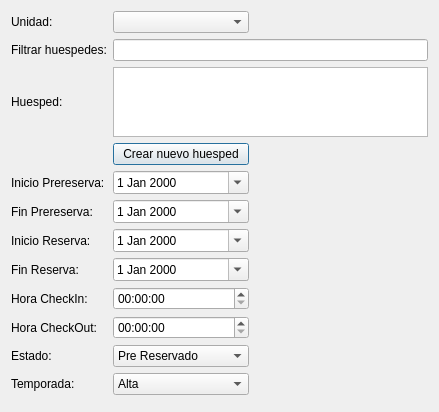
Before: the Qt Designer form src/ui/reserva.ui in leosmolas/conotels, drawn with Qt 5.
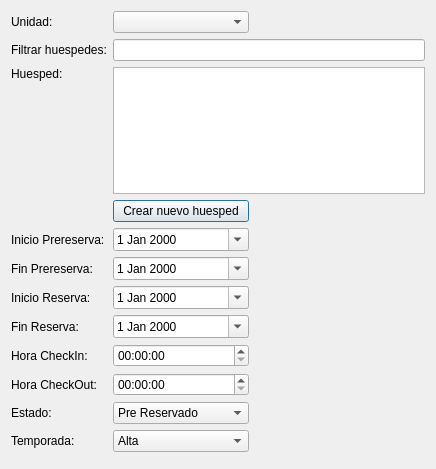
After: the same form once the commit is applied.

Commit message: Agregados los íconos que subió jony. Modifiqué una boludez de la ui de reserva

The edit to the form file:
```diff
--- a/src/ui/reserva.ui
+++ b/src/ui/reserva.ui
@@ -6,8 +6,8 @@
    <rect>
     <x>0</x>
     <y>0</y>
-    <width>439</width>
-    <height>389</height>
+    <width>436</width>
+    <height>469</height>
    </rect>
   </property>
   <property name="windowTitle">
@@ -36,93 +36,93 @@
      <item row="1" column="1" colspan="2">
       <widget class="QLineEdit" name="huespedLine"/>
      </item>
-     <item row="2" column="1" colspan="2">
+     <item row="2" column="1" rowspan="3" colspan="2">
       <widget class="QTableView" name="huespedView"/>
      </item>
-     <item row="4" column="0">
+     <item row="6" column="0">
       <widget class="QLabel" name="label_3">
        <property name="text">
         <string>Inicio Prereserva:</string>
        </property>
       </widget>
      </item>
-     <item row="4" column="1">
+     <item row="6" column="1">
       <widget class="QDateEdit" name="inicioPreDate">
        <property name="calendarPopup">
         <bool>true</bool>
        </property>
       </widget>
      </item>
-     <item row="5" column="0">
+     <item row="7" column="0">
       <widget class="QLabel" name="label_4">
        <property name="text">
         <string>Fin Prereserva:</string>
        </property>
       </widget>
      </item>
-     <item row="5" column="1">
+     <item row="7" column="1">
       <widget class="QDateEdit" name="finPreDate">
        <property name="calendarPopup">
         <bool>true</bool>
        </property>
       </widget>
      </item>
-     <item row="6" column="0">
+     <item row="8" column="0">
       <widget class="QLabel" name="label_5">
        <property name="text">
         <string>Inicio Reserva:</string>
        </property>
       </widget>
      </item>
-     <item row="6" column="1">
+     <item row="8" column="1">
       <widget class="QDateEdit" name="inicioDate">
        <property name="calendarPopup">
         <bool>true</bool>
        </property>
       </widget>
      </item>
-     <item row="7" column="0">
+     <item row="9" column="0">
       <widget class="QLabel" name="label_6">
        <property name="text">
         <string>Fin Reserva:</string>
        </property>
       </widget>
      </item>
-     <item row="7" column="1">
+     <item row="9" column="1">
       <widget class="QDateEdit" name="finDate">
        <property name="calendarPopup">
         <bool>true</bool>
        </property>
       </widget>
      </item>
-     <item row="8" column="0">
+     <item row="10" column="0">
       <widget class="QLabel" name="label_7">
        <property name="text">
         <string>Hora CheckIn:</string>
        </property>
       </widget>
      </item>
-     <item row="8" column="1">
+     <item row="10" column="1">
       <widget class="QTimeEdit" name="inTime"/>
      </item>
-     <item row="9" column="0">
+     <item row="11" column="0">
       <widget class="QLabel" name="label_8">
        <property name="text">
         <string>Hora CheckOut:</string>
        </property>
       </widget>
      </item>
-     <item row="9" column="1">
+     <item row="11" column="1">
       <widget class="QTimeEdit" name="outTime"/>
      </item>
-     <item row="10" column="0">
+     <item row="12" column="0">
       <widget class="QLabel" name="label_9">
        <property name="text">
         <string>Estado:</string>
        </property>
       </widget>
      </item>
-     <item row="10" column="1">
+     <item row="12" column="1">
       <widget class="QComboBox" name="estadoCombo">
        <item>
         <property name="text">
@@ -151,14 +151,14 @@
        </item>
       </widget>
      </item>
-     <item row="11" column="0">
+     <item row="13" column="0">
       <widget class="QLabel" name="label_10">
        <property name="text">
         <string>Temporada:</string>
        </property>
       </widget>
      </item>
-     <item row="11" column="1">
+     <item row="13" column="1">
       <widget class="QComboBox" name="temporadaCombo">
        <item>
         <property name="text">
@@ -172,7 +172,7 @@
        </item>
       </widget>
      </item>
-     <item row="4" column="2">
+     <item row="6" column="2">
       <spacer name="horizontalSpacer">
        <property name="orientation">
         <enum>Qt::Horizontal</enum>
@@ -195,13 +195,26 @@
        </property>
       </widget>
      </item>
-     <item row="3" column="1">
+     <item row="5" column="1">
       <widget class="QPushButton" name="nuevoBut">
        <property name="text">
         <string>Crear nuevo huesped</string>
        </property>
       </widget>
      </item>
+     <item row="3" column="0">
+      <spacer name="verticalSpacer">
+       <property name="orientation">
+        <enum>Qt::Vertical</enum>
+       </property>
+       <property name="sizeHint" stdset="0">
+        <size>
+         <width>20</width>
+         <height>40</height>
+        </size>
+       </property>
+      </spacer>
+     </item>
     </layout>
    </item>
    <item row="1" column="0">
```
Left out of the diff: 14 changed lines with no effect on the pictures. The commit also changes 3 other files.
